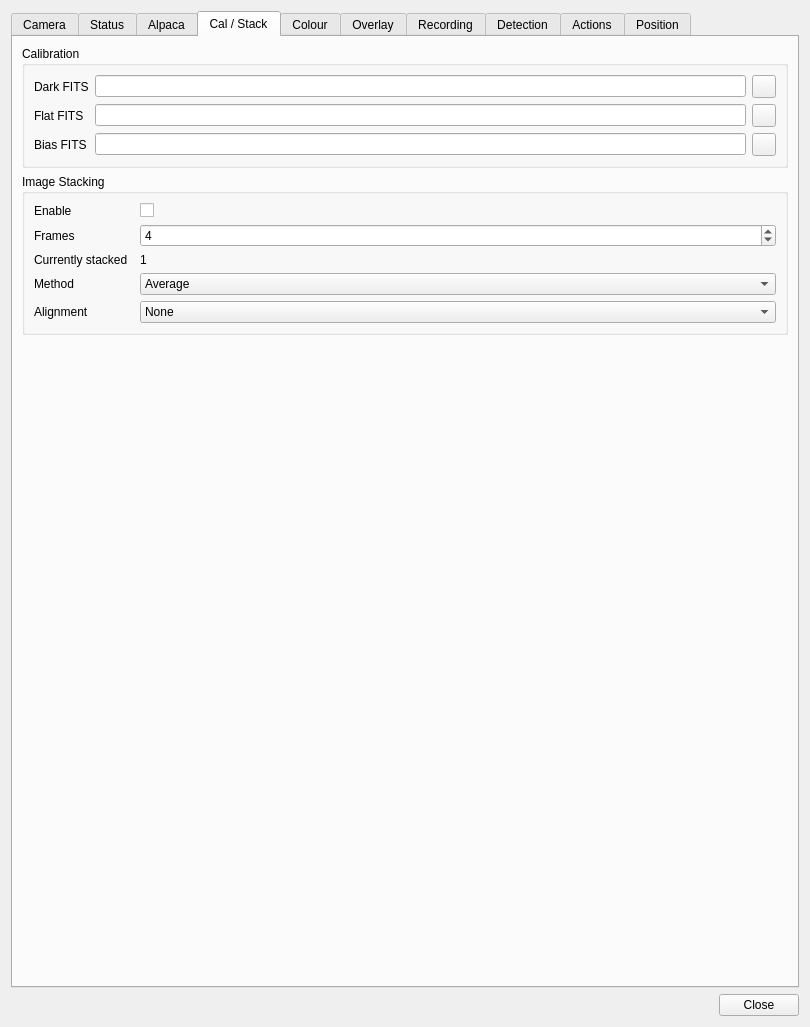
Above: plugins/feature/camera/camerasettingsdialog.ui from srcejon/sdrangel before the change. Below: the same form after it.
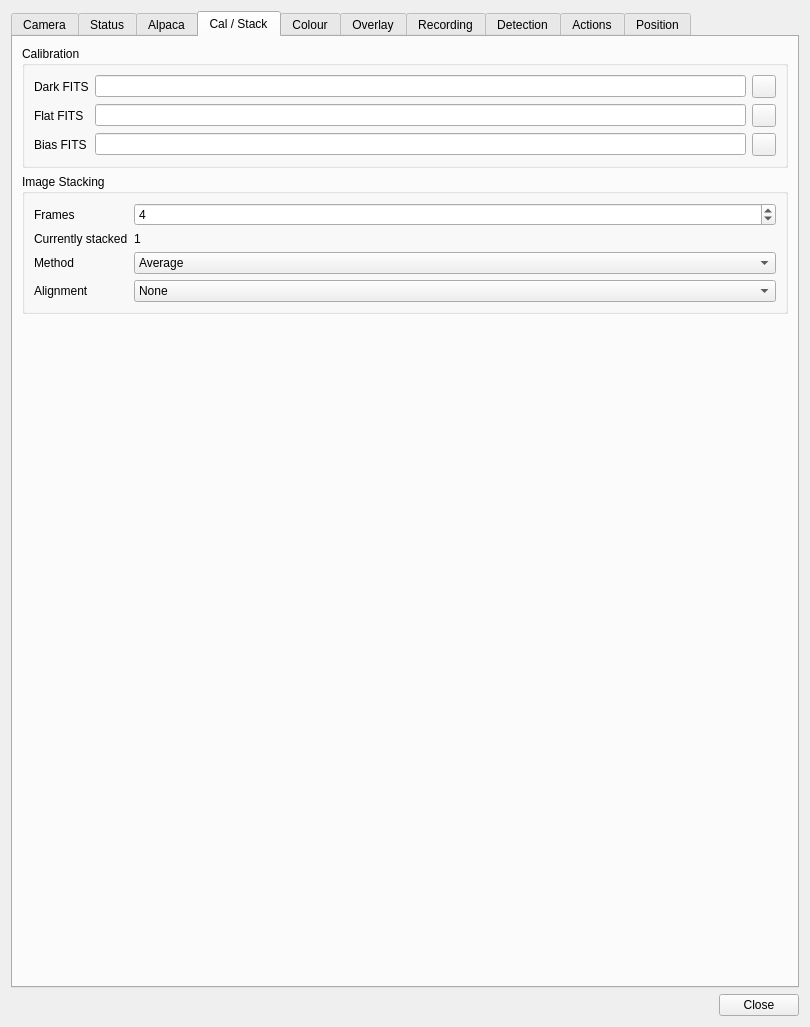
That is the form after the change. The open tabs and pages were chosen to show the change. Icons and pictures are not drawn.

Commit message: Move camera stacking toggle to toolbar

The edit to the form file:
```diff
--- a/plugins/feature/camera/camerasettingsdialog.ui
+++ b/plugins/feature/camera/camerasettingsdialog.ui
@@ -1252,36 +1252,13 @@
          </property>
          <layout class="QFormLayout" name="formLayout_stacking">
           <item row="0" column="0">
-           <widget class="QLabel" name="stackEnabledLabel">
-            <property name="minimumSize">
-             <size>
-              <width>100</width>
-              <height>0</height>
-             </size>
-            </property>
-            <property name="text">
-             <string>Enable</string>
-            </property>
-           </widget>
-          </item>
-          <item row="0" column="1">
-           <widget class="QCheckBox" name="stackEnabledCheck">
-            <property name="toolTip">
-             <string>Average multiple frames together to reduce random noise. Best for static scenes.</string>
-            </property>
-            <property name="text">
-             <string/>
-            </property>
-           </widget>
-          </item>
-          <item row="1" column="0">
            <widget class="QLabel" name="stackFrameCountLabel">
             <property name="text">
              <string>Frames</string>
             </property>
            </widget>
           </item>
-          <item row="1" column="1">
+          <item row="0" column="1">
            <widget class="QSpinBox" name="stackFrameCountSpin">
             <property name="toolTip">
              <string>Number of frames to average together</string>
@@ -1297,28 +1274,28 @@
             </property>
            </widget>
           </item>
-          <item row="2" column="0">
+          <item row="1" column="0">
            <widget class="QLabel" name="stackCurrentCountLabel">
             <property name="text">
              <string>Currently stacked</string>
             </property>
            </widget>
           </item>
-          <item row="2" column="1">
+          <item row="1" column="1">
            <widget class="QLabel" name="stackCurrentCountValue">
             <property name="text">
              <string>1</string>
             </property>
            </widget>
           </item>
-          <item row="3" column="0">
+          <item row="2" column="0">
            <widget class="QLabel" name="stackMethodLabel">
             <property name="text">
              <string>Method</string>
             </property>
            </widget>
           </item>
-          <item row="3" column="1">
+          <item row="2" column="1">
            <widget class="QComboBox" name="stackMethodCombo">
             <property name="toolTip">
              <string>Stacking method used to combine frames</string>
```
The commit also changes 2 other files.
